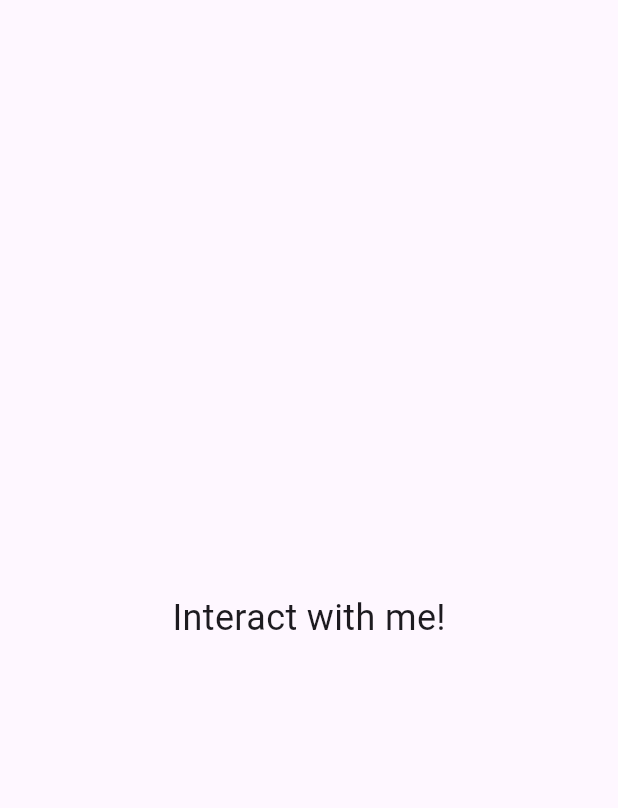
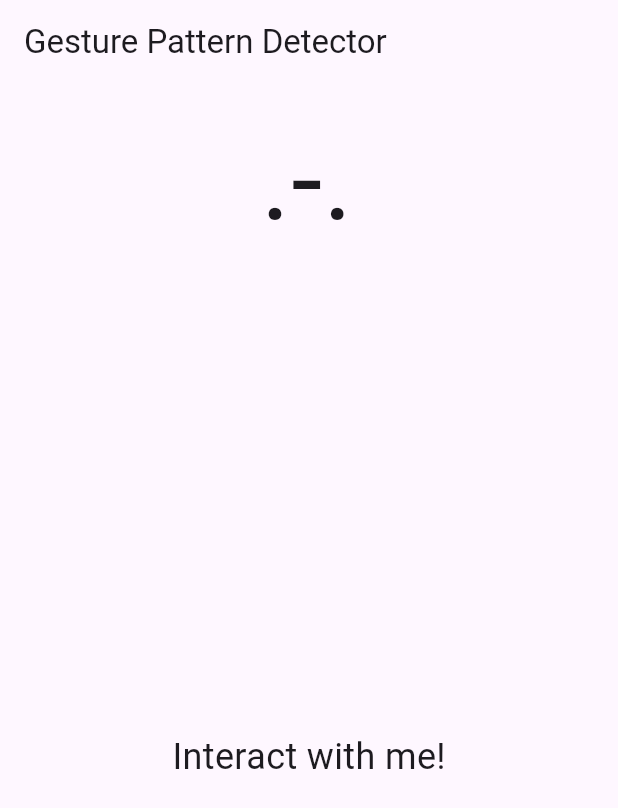
Before and after one commit to amaan-0331/gesture_pattern_detector, a Flutter app: the screen it shows after launch, on a phone screen of 412 x 824 dp. Shown: the top 808 px of the screen. Run offline on Flutter 3.47's test engine with Material 3 defaults, Android fonts, the phone set to English and light mode, and no system bars; missing offline and left inert: flutter_confetti.

Commit message:
improve example use case

```diff
--- a/example/analysis_options.yaml
+++ b/example/analysis_options.yaml
@@ -1 +1,5 @@
-include: package:flutter_lints/flutter.yaml
+include: package:very_good_analysis/analysis_options.yaml
+
+linter:
+  rules:
+    public_member_api_docs: false
--- a/example/lib/main.dart
+++ b/example/lib/main.dart
@@ -1,4 +1,6 @@
 import 'package:flutter/material.dart';
+import 'package:flutter/services.dart';
+import 'package:flutter_confetti/flutter_confetti.dart';
 import 'package:gesture_pattern_detector/gesture_pattern_detector.dart';
 
 void main() {
@@ -11,20 +13,94 @@ class MainApp extends StatelessWidget {
   @override
   Widget build(BuildContext context) {
     return MaterialApp(
-      home: Scaffold(
-        body: Center(
-          child: GesturePatternDetector(
-            onPattern: () {
-              debugPrint('success');
-            },
-            pattern: GesturePattern.parse('><.-'),
-            child: const Text(
-              'Interact with me!',
-              style: TextStyle(fontSize: 24),
+      theme: ThemeData(useMaterial3: true),
+      themeMode: ThemeMode.dark,
+      home: const MainScreen(),
+    );
+  }
+}
+
+class MainScreen extends StatefulWidget {
+  const MainScreen({
+    super.key,
+  });
+
+  @override
+  State<MainScreen> createState() => _MainScreenState();
+}
+
+class _MainScreenState extends State<MainScreen> {
+  var _parsedPattern = GesturePattern.parse('.-.');
+
+  @override
+  Widget build(BuildContext context) {
+    return Scaffold(
+      appBar: AppBar(title: const Text('Gesture Pattern Detector')),
+      body: Column(
+        children: [
+          Center(
+            child: TextFormField(
+              style: const TextStyle(fontSize: 75),
+              textAlign: TextAlign.center,
+              textAlignVertical: TextAlignVertical.center,
+              initialValue: _parsedPattern.toString(),
+              onChanged: (value) {
+                setState(() {
+                  try {
+                    _parsedPattern = GesturePattern.parse(value);
+                    debugPrint('Pattern updated: $_parsedPattern');
+                  } catch (e) {
+                    debugPrint('Error parsing pattern: $e');
+                  }
+                });
+              },
+              decoration: const InputDecoration(
+                filled: false,
+                border: InputBorder.none,
+                errorBorder: InputBorder.none,
+                enabledBorder: InputBorder.none,
+                focusedBorder: InputBorder.none,
+                disabledBorder: InputBorder.none,
+                focusedErrorBorder: InputBorder.none,
+              ),
+              inputFormatters: [
+                FilteringTextInputFormatter.allow(RegExp(r'[><.\-]')),
+              ],
             ),
           ),
-        ),
+          Expanded(
+            child: GesturePatternDetector(
+              pattern: const GesturePattern([GestureType.tap]),
+              onPattern: () => FocusScope.of(context).unfocus(),
+              child: Center(
+                child: GesturePatternDetector(
+                  onPattern: _success,
+                  pattern: _parsedPattern,
+                  child: const Text(
+                    'Interact with me!',
+                    style: TextStyle(fontSize: 24),
+                  ),
+                ),
+              ),
+            ),
+          ),
+        ],
       ),
     );
   }
+
+  void _success() {
+    debugPrint('Pattern matched!');
+    Confetti.launch(
+      context,
+      options: const ConfettiOptions(
+        particleCount: 100,
+        spread: 70,
+        y: 0.6,
+      ),
+    );
+    ScaffoldMessenger.of(context).showSnackBar(
+      const SnackBar(content: Text('Success!')),
+    );
+  }
 }
--- a/example/pubspec.yaml
+++ b/example/pubspec.yaml
@@ -9,13 +9,14 @@ environment:
 dependencies:
   flutter:
     sdk: flutter
+  flutter_confetti: ^0.3.0
   gesture_pattern_detector:
     path: ../
 
 dev_dependencies:
   flutter_test:
     sdk: flutter
-  flutter_lints: ^3.0.0
+  very_good_analysis: ^6.0.0
 
 flutter:
   uses-material-design: true
```
Also changed, not shown: example/pubspec.lock.
